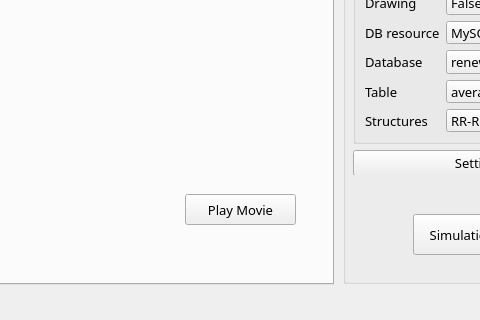
Qt form mainwindow.ui (leighsix/CompetitionPycharm) before a commit; both pictures show x 607 to 1087 and y 506 to 826 of the 1284 by 826 pixel window.
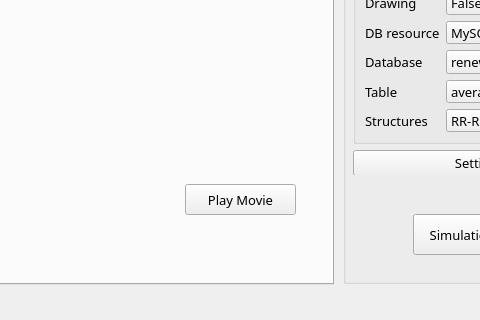
The same form after that commit. Icons and pictures are not drawn.

What changed in the file:
```diff
--- a/mainwindow.ui
+++ b/mainwindow.ui
@@ -991,7 +991,7 @@
       <property name="geometry">
        <rect>
         <x>790</x>
-        <y>660</y>
+        <y>650</y>
         <width>111</width>
         <height>31</height>
        </rect>
```
Left out of the diff: 11 changed lines with no effect on the pictures.
